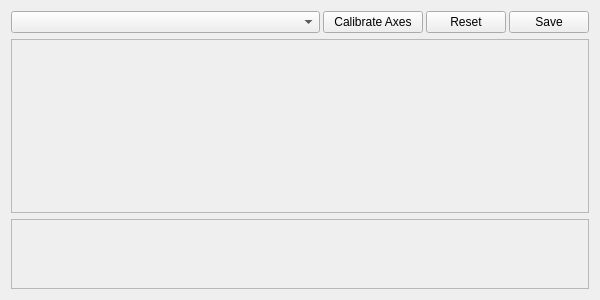
Old version of the form ui/joystick_manager.ui in the repository YevheniiKovryzhenko/KGroundControl.
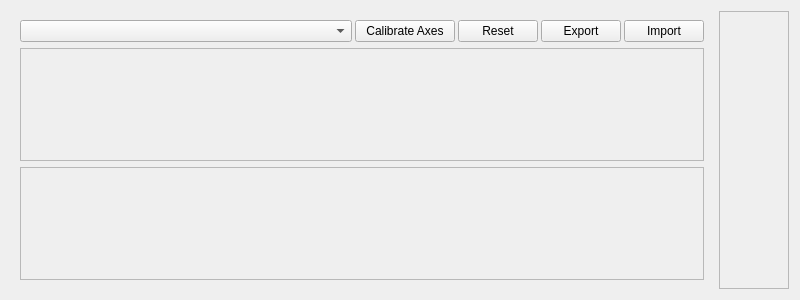
New version of the form.

Commit message: updated joystick logic: now remembers settings automatically for each joystick; added pov; resolved axes mapping via switching to raw SDL output; removed redundant mapping files

Patch:
```diff
--- a/ui/joystick_manager.ui
+++ b/ui/joystick_manager.ui
@@ -6,19 +6,22 @@
    <rect>
     <x>0</x>
     <y>0</y>
-    <width>600</width>
+    <width>800</width>
     <height>300</height>
    </rect>
   </property>
   <property name="minimumSize">
    <size>
-    <width>600</width>
+    <width>800</width>
     <height>300</height>
    </size>
   </property>
   <property name="windowTitle">
    <string>Form</string>
   </property>
+  <layout class="QHBoxLayout" name="horizontalLayoutMain">
+   <item>
+    <widget class="QWidget" name="leftContainer">
   <layout class="QVBoxLayout" name="verticalLayout">
    <item>
     <layout class="QHBoxLayout" name="horizontalLayout">
@@ -101,15 +104,31 @@
        </property>
        <property name="minimumSize">
         <size>
-         <width>50</width>
+          <width>60</width>
          <height>0</height>
         </size>
        </property>
        <property name="text">
-        <string>Save</string>
-       </property>
-       <property name="checkable">
-        <bool>false</bool>
+         <string>Export</string>
+        </property>
+       </widget>
+      </item>
+      <item>
+       <widget class="QPushButton" name="pushButton_import">
+        <property name="sizePolicy">
+         <sizepolicy hsizetype="Minimum" vsizetype="Fixed">
+          <horstretch>0</horstretch>
+          <verstretch>0</verstretch>
+         </sizepolicy>
+        </property>
+        <property name="minimumSize">
+         <size>
+          <width>60</width>
+          <height>0</height>
+         </size>
+        </property>
+        <property name="text">
+         <string>Import</string>
        </property>
       </widget>
      </item>
@@ -153,7 +172,7 @@
    <item>
     <widget class="QScrollArea" name="scrollArea_buttons">
      <property name="sizePolicy">
-      <sizepolicy hsizetype="Expanding" vsizetype="Preferred">
+      <sizepolicy hsizetype="Expanding" vsizetype="Expanding">
        <horstretch>0</horstretch>
        <verstretch>0</verstretch>
       </sizepolicy>
@@ -170,6 +189,44 @@
         <x>0</x>
         <y>0</y>
         <width>580</width>
+        <height>120</height>
+       </rect>
+      </property>
+      <property name="sizePolicy">
+       <sizepolicy hsizetype="Preferred" vsizetype="Preferred">
+        <horstretch>0</horstretch>
+        <verstretch>0</verstretch>
+       </sizepolicy>
+      </property>
+     </widget>
+    </widget>
+   </item>
+  </layout>
+    </widget>
+   </item>
+   <item>
+    <widget class="QScrollArea" name="scrollArea_povs">
+     <property name="sizePolicy">
+      <sizepolicy hsizetype="Preferred" vsizetype="Expanding">
+       <horstretch>0</horstretch>
+       <verstretch>0</verstretch>
+      </sizepolicy>
+     </property>
+     <property name="horizontalScrollBarPolicy">
+      <enum>Qt::ScrollBarAsNeeded</enum>
+     </property>
+     <property name="sizeAdjustPolicy">
+      <enum>QAbstractScrollArea::AdjustIgnored</enum>
+     </property>
+     <property name="widgetResizable">
+      <bool>true</bool>
+     </property>
+     <widget class="QWidget" name="scrollAreaWidgetContents_povs">
+      <property name="geometry">
+       <rect>
+        <x>0</x>
+        <y>0</y>
+        <width>100</width>
         <height>120</height>
        </rect>
       </property>
```
Left out of the diff: 3 changed lines with no effect on the pictures. Lines whose indentation alone changed are shown as unchanged. The commit also changes 25 other files.
